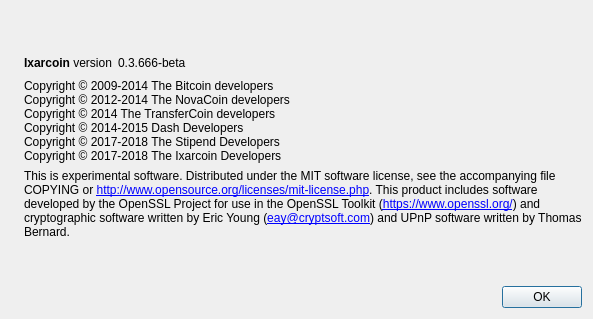
IXARdev/IxarCoin, file src/qt/forms/aboutdialog.ui: the form before one commit.
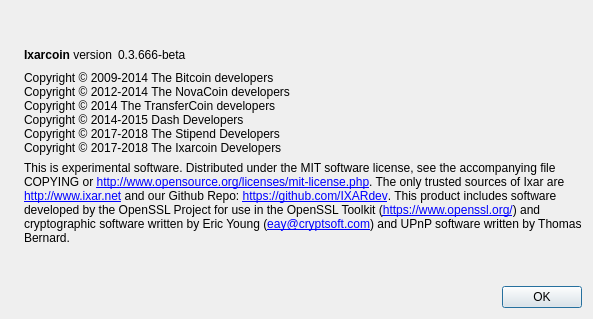
The form after the commit. Icons and pictures are not drawn.

Commit message: Updated trusted sources of Ixar ecosystem

The edit to the form file:
```diff
--- a/src/qt/forms/aboutdialog.ui
+++ b/src/qt/forms/aboutdialog.ui
@@ -113,6 +113,7 @@
 This is experimental software.
 
 Distributed under the MIT software license, see the accompanying file COPYING or &lt;a href=&quot;http://www.opensource.org/licenses/mit-license.php&quot;&gt;http://www.opensource.org/licenses/mit-license.php&lt;/a&gt;.
+The only trusted sources of Ixar are &lt;a href=&quot;http://www.ixar.net&quot;&gt;http://www.ixar.net&lt;/a&gt; and our Github Repo: &lt;a href=&quot;https://github.com/IXARdev&quot;&gt;https://github.com/IXARdev&lt;/a&gt;.
 
 This product includes software developed by the OpenSSL Project for use in the OpenSSL Toolkit (&lt;a href=&quot;https://www.openssl.org/&quot;&gt;https://www.openssl.org/&lt;/a&gt;) and cryptographic software written by Eric Young (&lt;a href=&quot;mailto:eay@cryptsoft.com&quot;&gt;eay@cryptsoft.com&lt;/a&gt;) and UPnP software written by Thomas Bernard.</string>
        </property>
```
